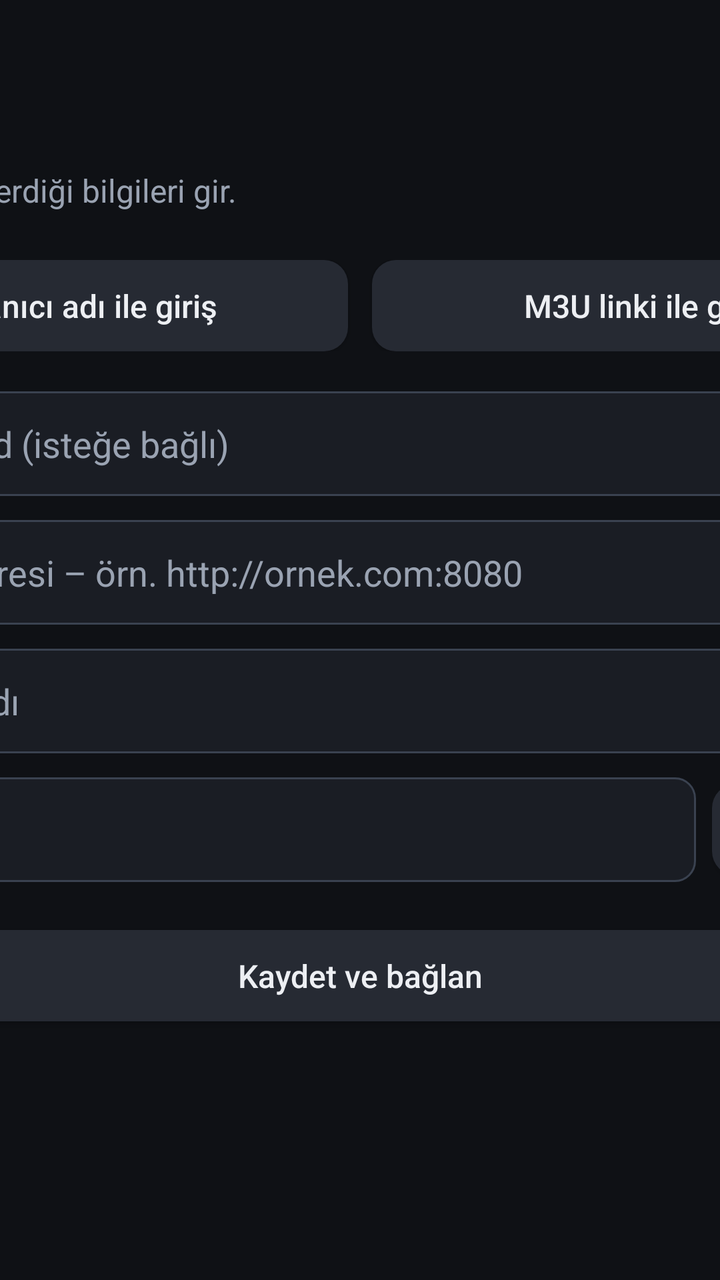
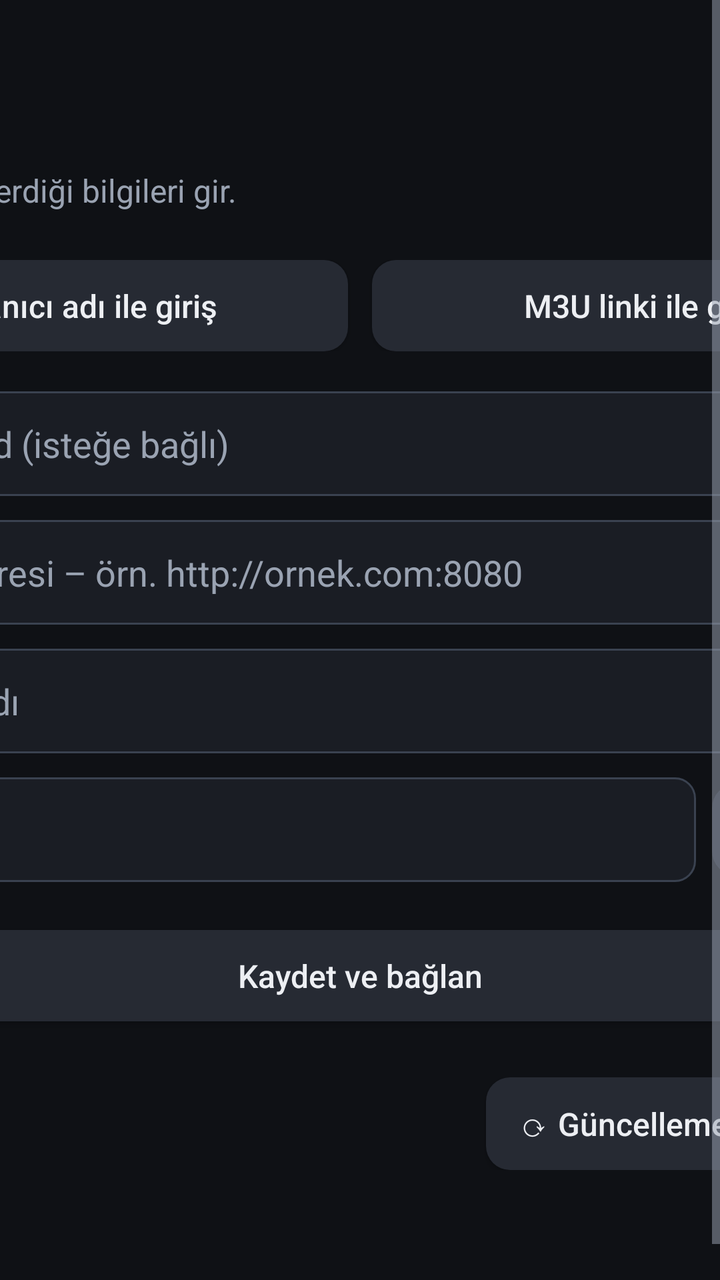

The first picture is an Android layout as it rendered before a commit; the second is the same layout after the commit. The layout source and the unified diff follow.
<!-- AndroidManifest.xml: application theme AppTheme -->
<!-- res/layout/activity_login.xml -->
<?xml version="1.0" encoding="utf-8"?>
<ScrollView xmlns:android="http://schemas.android.com/apk/res/android"
    android:layout_width="match_parent"
    android:layout_height="match_parent"
    android:background="@color/bg"
    android:fillViewport="true">

    <LinearLayout
        android:layout_width="560dp"
        android:layout_height="wrap_content"
        android:layout_gravity="center_horizontal"
        android:orientation="vertical"
        android:paddingTop="40dp"
        android:paddingBottom="40dp">

        <TextView
            android:layout_width="wrap_content"
            android:layout_height="wrap_content"
            android:text="KcKTV"
            android:textColor="@color/text"
            android:textSize="30sp"
            android:textStyle="bold" />

        <TextView
            android:layout_width="wrap_content"
            android:layout_height="wrap_content"
            android:layout_marginTop="4dp"
            android:text="Sağlayıcının verdiği bilgileri gir."
            android:textColor="@color/text_dim"
            android:textSize="16sp" />

        <LinearLayout
            android:layout_width="match_parent"
            android:layout_height="wrap_content"
            android:layout_marginTop="24dp"
            android:orientation="horizontal">

            <Button
                android:id="@+id/btnXtream"
                style="@style/Btn"
                android:layout_width="0dp"
                android:layout_weight="1"
                android:text="Kullanıcı adı ile giriş" />

            <Button
                android:id="@+id/btnM3u"
                style="@style/Btn"
                android:layout_width="0dp"
                android:layout_marginLeft="12dp"
                android:layout_weight="1"
                android:text="M3U linki ile giriş" />
        </LinearLayout>

        <EditText
            android:id="@+id/etName"
            style="@style/Input"
            android:layout_marginTop="20dp"
            android:hint="Görünen ad (isteğe bağlı)"
            android:inputType="text" />

        <LinearLayout
            android:id="@+id/groupXtream"
            android:layout_width="match_parent"
            android:layout_height="wrap_content"
            android:orientation="vertical">

            <EditText
                android:id="@+id/etServer"
                style="@style/Input"
                android:hint="Sunucu adresi – örn. http://ornek.com:8080"
                android:inputType="textUri" />

            <EditText
                android:id="@+id/etUser"
                style="@style/Input"
                android:hint="Kullanıcı adı"
                android:inputType="text|textNoSuggestions" />

            <LinearLayout
                android:layout_width="match_parent"
                android:layout_height="wrap_content"
                android:layout_marginTop="12dp"
                android:gravity="center_vertical"
                android:orientation="horizontal">

                <EditText
                    android:id="@+id/etPass"
                    style="@style/Input"
                    android:layout_width="0dp"
                    android:layout_marginTop="0dp"
                    android:layout_weight="1"
                    android:hint="Şifre"
                    android:imeOptions="actionDone"
                    android:inputType="textPassword|textNoSuggestions" />

                <Button
                    android:id="@+id/btnShowPass"
                    style="@style/Btn"
                    android:layout_marginLeft="8dp"
                    android:text="👁 Göster" />
            </LinearLayout>
        </LinearLayout>

        <LinearLayout
            android:id="@+id/groupM3u"
            android:layout_width="match_parent"
            android:layout_height="wrap_content"
            android:orientation="vertical"
            android:visibility="gone">

            <EditText
                android:id="@+id/etM3u"
                style="@style/Input"
                android:hint="M3U linki – http://..."
                android:imeOptions="actionDone"
                android:inputType="textUri" />
        </LinearLayout>

        <Button
            android:id="@+id/btnSave"
            style="@style/Btn"
            android:layout_width="match_parent"
            android:layout_marginTop="24dp"
            android:text="Kaydet ve bağlan" />

        <ProgressBar
            android:id="@+id/progress"
            android:layout_width="40dp"
            android:layout_height="40dp"
            android:layout_gravity="center_horizontal"
            android:layout_marginTop="16dp"
            android:visibility="gone" />

        <TextView
            android:id="@+id/tvStatus"
            android:layout_width="match_parent"
            android:layout_height="wrap_content"
            android:layout_marginTop="12dp"
            android:gravity="center"
            android:textColor="@color/error"
            android:textSize="16sp" />
    </LinearLayout>
</ScrollView>
<!-- resources referenced by this layout -->
<resources>
  <color name="bg">#0F1115</color>
  <color name="error">#FF7A7A</color>
  <color name="text">#EDEFF3</color>
  <color name="text_dim">#9AA3B2</color>
  <style name="Btn">
          <item name="android:layout_width">wrap_content</item>
          <item name="android:layout_height">wrap_content</item>
          <item name="android:background">@drawable/bg_button</item>
          <item name="android:textColor">@color/item_text</item>
          <item name="android:textAllCaps">false</item>
          <item name="android:textSize">16sp</item>
          <item name="android:paddingLeft">16dp</item>
          <item name="android:paddingRight">16dp</item>
          <item name="android:paddingTop">12dp</item>
          <item name="android:paddingBottom">12dp</item>
          <item name="android:minHeight">0dp</item>
          <item name="android:minWidth">0dp</item>
          <item name="android:focusable">true</item>
      </style>
  <style name="Input">
          <item name="android:layout_width">match_parent</item>
          <item name="android:layout_height">wrap_content</item>
          <item name="android:layout_marginTop">12dp</item>
          <item name="android:background">@drawable/bg_input</item>
          <item name="android:padding">14dp</item>
          <item name="android:textColor">@color/text</item>
          <item name="android:textColorHint">@color/text_dim</item>
          <item name="android:textSize">18sp</item>
          <item name="android:singleLine">true</item>
          <item name="android:imeOptions">actionNext</item>
      </style>
  <style name="AppTheme" parent="Theme.AppCompat.NoActionBar">
          <item name="android:windowBackground">@color/bg</item>
          <item name="colorPrimary">@color/accent</item>
          <item name="colorPrimaryDark">@color/bg</item>
          <item name="colorAccent">@color/accent</item>
          <item name="android:textColorPrimary">@color/text</item>
          <item name="android:textColorSecondary">@color/text_dim</item>
      </style>
  <!-- drawable bg_button (drawable) -->
  <?xml version="1.0" encoding="utf-8"?>
  <selector xmlns:android="http://schemas.android.com/apk/res/android">
      <item android:state_focused="true">
          <shape>
              <solid android:color="@color/accent" />
              <corners android:radius="12dp" />
          </shape>
      </item>
      <item android:state_activated="true">
          <shape>
              <solid android:color="@color/panel_light" />
              <stroke android:width="2dp" android:color="@color/accent" />
              <corners android:radius="12dp" />
          </shape>
      </item>
      <item>
          <shape>
              <solid android:color="@color/panel_light" />
              <corners android:radius="12dp" />
          </shape>
      </item>
  </selector>
  <!-- drawable bg_input (drawable) -->
  <?xml version="1.0" encoding="utf-8"?>
  <selector xmlns:android="http://schemas.android.com/apk/res/android">
      <item android:state_focused="true">
          <shape>
              <solid android:color="@color/panel" />
              <stroke android:width="2dp" android:color="@color/accent" />
              <corners android:radius="10dp" />
          </shape>
      </item>
      <item>
          <shape>
              <solid android:color="@color/panel" />
              <stroke android:width="1dp" android:color="@color/line" />
              <corners android:radius="10dp" />
          </shape>
      </item>
  </selector>
  <color name="accent">#2FD3A6</color>
  <color name="panel_light">#262A33</color>
  <color name="panel">#1A1D24</color>
  <color name="line">#3A4250</color>
</resources>

<!-- the commit's change to res/layout/activity_login.xml (unified diff, before → after) -->
@@ -131,6 +131,27 @@
             android:layout_marginTop="16dp"
             android:visibility="gone" />
 
+        <LinearLayout
+            android:layout_width="match_parent"
+            android:layout_height="wrap_content"
+            android:layout_marginTop="28dp"
+            android:gravity="center_vertical"
+            android:orientation="horizontal">
+
+            <TextView
+                android:id="@+id/tvVersion"
+                android:layout_width="0dp"
+                android:layout_height="wrap_content"
+                android:layout_weight="1"
+                android:textColor="@color/text_dim"
+                android:textSize="15sp" />
+
+            <Button
+                android:id="@+id/btnUpdate"
+                style="@style/Btn"
+                android:text="⟳ Güncellemeleri denetle" />
+        </LinearLayout>
+
         <TextView
             android:id="@+id/tvStatus"
             android:layout_width="match_parent"
